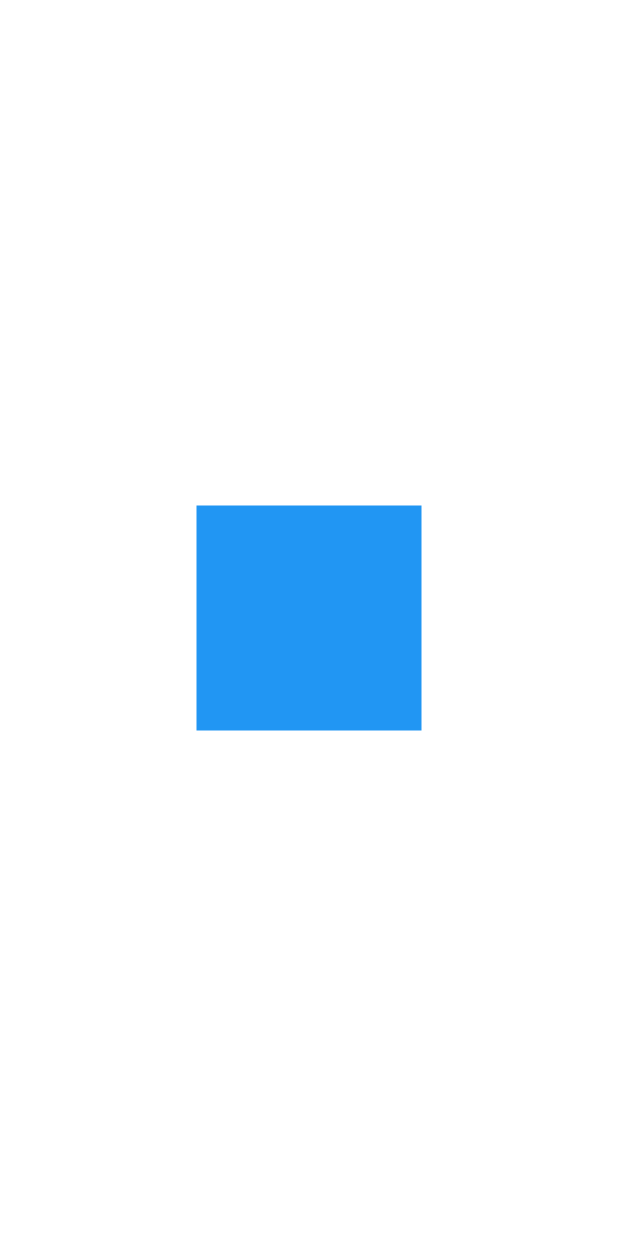
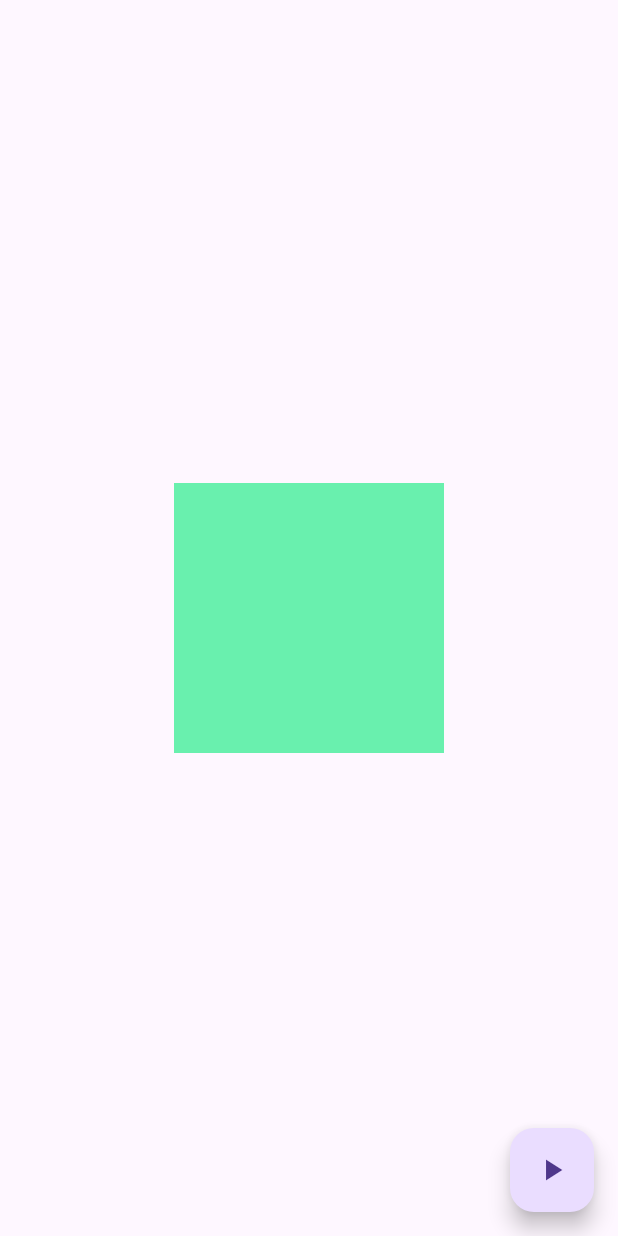
Before and after one commit to Phnix01/day3_animation_learning, a Flutter app: the screen it shows after launch, on a phone screen of 412 x 824 dp. Run offline on Flutter 3.47's test engine with Material 3 defaults, Android fonts, the phone set to English and light mode, and no system bars.

Commit message:
animation explicite sequenced avec l'utilisation d'un boutton

```diff
--- a/lib/main.dart
+++ b/lib/main.dart
@@ -1,4 +1,5 @@
 import 'package:day3_animation_learning/sequenced_animation.dart';
+import 'package:day3_animation_learning/sequenced_animation_with_button.dart';
 import 'package:flutter/material.dart';
 
 void main() {
@@ -12,7 +13,7 @@ class MyApp extends StatelessWidget {
   Widget build(BuildContext context) {
     return MaterialApp(
       debugShowCheckedModeBanner: false,
-      home: SequencedAnimation(),
+      home: SequencedAnimationWithButton(),
     );
   }
 }
--- /dev/null
+++ b/lib/sequenced_animation_with_button.dart
@@ -0,0 +1,76 @@
+import 'package:flutter/material.dart';
+
+class SequencedAnimationWithButton extends StatefulWidget {
+  const SequencedAnimationWithButton({super.key});
+
+  @override
+  State<SequencedAnimationWithButton> createState() =>
+      _SequencedAnimationWithButtonState();
+}
+
+class _SequencedAnimationWithButtonState
+    extends State<SequencedAnimationWithButton>
+    with SingleTickerProviderStateMixin {
+  late AnimationController _animationController;
+  late Animation<double> _sizeAnimation;
+  late Animation<Color?> _colorAnimation;
+  bool _isComplete = true;
+  @override
+  void initState() {
+    super.initState();
+    _animationController =
+        AnimationController(vsync: this, duration: Duration(seconds: 3));
+    _sizeAnimation = Tween<double>(begin: 50, end: 180).animate(
+      CurvedAnimation(
+        parent: _animationController,
+        curve: Interval(0.0, 0.5, curve: Curves.easeInOut),
+      ),
+    );
+
+    _colorAnimation =
+        ColorTween(begin: Colors.deepOrangeAccent, end: Colors.greenAccent)
+            .animate(
+      CurvedAnimation(
+        parent: _animationController,
+        curve: Interval(0.5, 1.0, curve: Curves.easeInOut),
+      ),
+    );
+
+    _animationController.forward();
+  }
+
+  @override
+  Widget build(BuildContext context) {
+    return Scaffold(
+      body: SafeArea(
+        child: Center(
+          child: Column(
+            mainAxisAlignment: MainAxisAlignment.center,
+            children: [
+              AnimatedBuilder(
+                  animation: _animationController,
+                  builder: (context, child) {
+                    return Container(
+                      width: _sizeAnimation.value,
+                      height: _sizeAnimation.value,
+                      color: _colorAnimation.value,
+                    );
+                  }),
+            ],
+          ),
+        ),
+      ),
+      floatingActionButton: FloatingActionButton(
+        onPressed: () {
+          if (_isComplete) {
+            _animationController.reverse();
+          } else {
+            _animationController.forward();
+          }
+          _isComplete = !_isComplete;
+        },
+        child: Icon(Icons.play_arrow),
+      ),
+    );
+  }
+}
```
